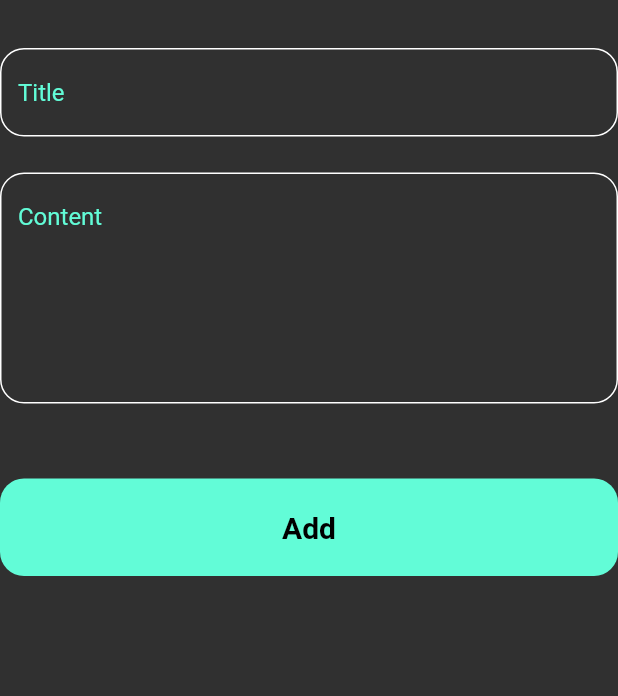
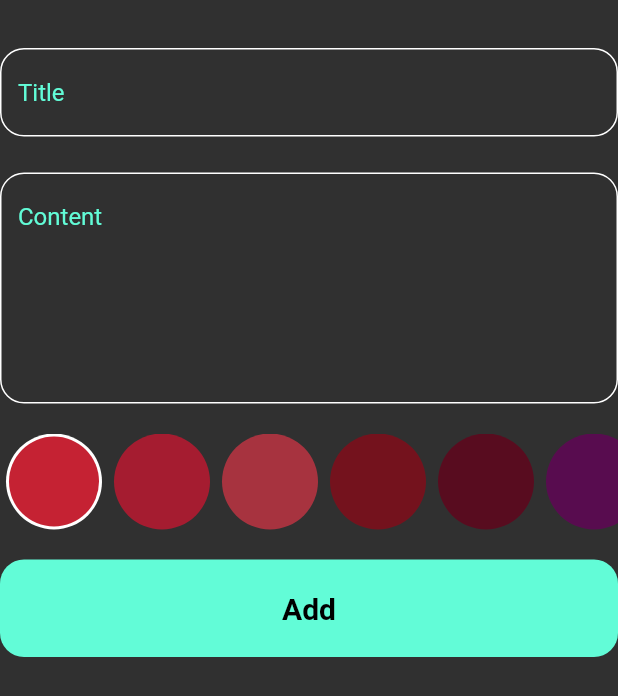
Before and after one commit to HeshamMuhamed00/note_app, a Flutter app: the AddNoteForm widget shown alone on an empty page, opened directly, on a phone screen of 412 x 824 dp. Shown: the top 696 px of the screen. Run offline on Flutter 3.47's test engine with Material 2 defaults, Android fonts, the phone set to English and light mode, and no system bars; our stand-ins replace bloc, flutter_bloc, hive, hive_flutter; accounts and stored records are empty.

Commit message:
create color list view done

```diff
--- a/lib/widget/add_note_form.dart
+++ b/lib/widget/add_note_form.dart
@@ -4,6 +4,7 @@ import 'package:intl/intl.dart';
 import 'package:note_app/cubits/add_note_cubit/add_notes_cubit.dart';
 import 'package:note_app/models/note_model.dart';
 
+import 'color_list_view.dart';
 import 'custom_button.dart';
 import 'custom_text_feild.dart';
 
@@ -48,7 +49,11 @@ class _AddNoteFormState extends State<AddNoteForm> {
             maxLines: 6,
           ),
           const SizedBox(
-            height: 50,
+            height: 20,
+          ),
+          const ColorListView(),
+          const SizedBox(
+            height: 20,
           ),
           BlocBuilder<AddNotesCubit, AddNotesState>(
             builder: (context, state) {
--- /dev/null
+++ b/lib/widget/color_item.dart
@@ -0,0 +1,26 @@
+import 'package:flutter/material.dart';
+
+class ColorItem extends StatelessWidget {
+  const ColorItem({super.key, required this.isActive, required this.color});
+  final bool isActive;
+  final Color color;
+  @override
+  Widget build(BuildContext context) {
+    return Padding(
+      padding: const EdgeInsets.symmetric(horizontal: 4),
+      child: isActive
+          ? CircleAvatar(
+              radius: 32,
+              backgroundColor: Colors.white,
+              child: CircleAvatar(
+                backgroundColor: color,
+                radius: 30,
+              ),
+            )
+          : CircleAvatar(
+              radius: 32,
+              backgroundColor: color,
+            ),
+    );
+  }
+}
--- /dev/null
+++ b/lib/widget/color_list_view.dart
@@ -0,0 +1,45 @@
+import 'package:flutter/material.dart';
+
+import 'color_item.dart';
+
+class ColorListView extends StatefulWidget {
+  const ColorListView({super.key});
+
+  @override
+  State<ColorListView> createState() => _ColorListViewState();
+}
+
+class _ColorListViewState extends State<ColorListView> {
+  int currentIndex = 0;
+
+  List<Color> color = const [
+    Color(0xffc52233),
+    Color(0xffa51c30),
+    Color(0xffa7333f),
+    Color(0xff74121d),
+    Color(0xff580c1f),
+    Color(0xff580c4f),
+  ];
+  @override
+  Widget build(BuildContext context) {
+    return SizedBox(
+      height: 32 * 2,
+      child: ListView.builder(
+        scrollDirection: Axis.horizontal,
+        itemCount: color.length,
+        itemBuilder: (context, index) {
+          return GestureDetector(
+            onTap: () {
+              currentIndex = index;
+              setState(() {});
+            },
+            child: ColorItem(
+              color: color[index],
+              isActive: currentIndex == index,
+            ),
+          );
+        },
+      ),
+    );
+  }
+}
```
